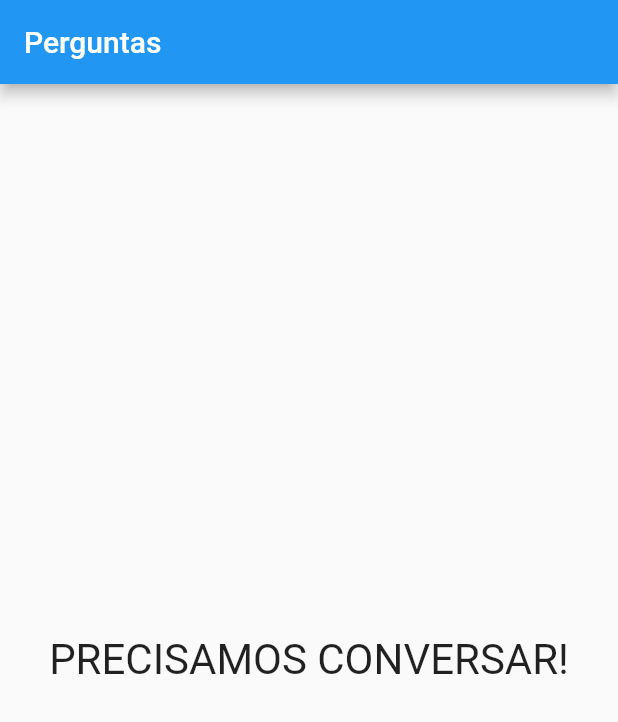
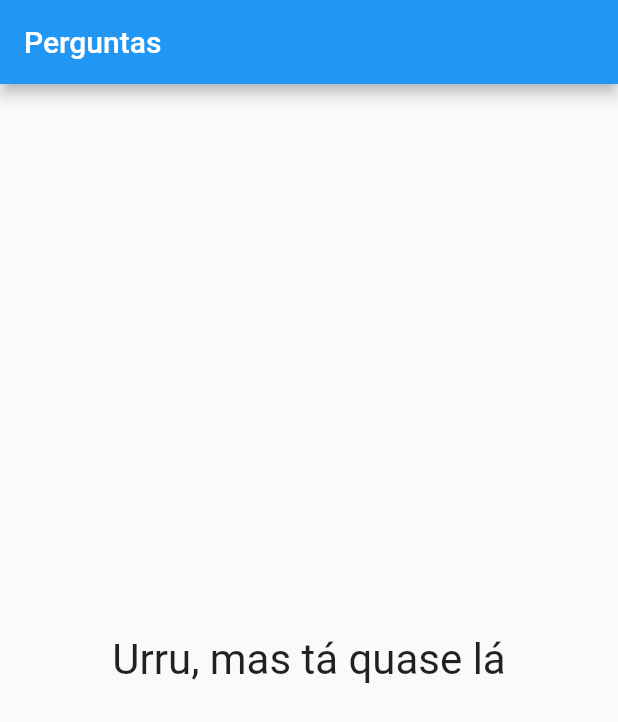
Before and after one commit to marcelinx/perguntasApp, a Flutter app: the screen it shows after launch, after a tap on "sim", after a tap on "com certeza", after a tap on "amor", on a phone screen of 412 x 824 dp. Shown: the top 722 px of the screen. Run offline on Flutter 3.47's test engine with Material 2 defaults, Android fonts, the phone set to English and light mode, and no system bars.

```diff
--- a/lib/main.dart
+++ b/lib/main.dart
@@ -6,25 +6,42 @@ main() => runApp(PerguntaApp());
 
 class _PerguntaAppState extends State<PerguntaApp> {
   var _perguntaSelecionada = 0;
+  var _pontuacaoTotal = 0;
   final _perguntas = const [
       {
         'texto': 'quer namorar comigo?',
-        'respostas': ['sim', 'com certeza', 'claro', 'nao']
+        'respostas': [
+          {'texto': 'sim', 'pontuacao': 6},
+          {'texto': 'com certeza', 'pontuacao': 10},
+          {'texto': 'claro', 'pontuacao': 8},
+          {'texto': 'nao', 'pontuacao': 1},
+          ]
       },
       {
         'texto': 'quer casar comigo?',
-        'respostas': ['sim', 'com certeza', 'claro', 'nao'],
+        'respostas': [
+          {'texto': 'sim', 'pontuacao': 6},
+          {'texto': 'com certeza', 'pontuacao': 10},
+          {'texto': 'claro', 'pontuacao': 8},
+          {'texto': 'nao', 'pontuacao': 1},
+          ],
       },
       {
         'texto': 'como voce deve chamar seu namorado?',
-        'respostas': ['amor', 'vida', 'meu tudo', 'luiz'],
+        'respostas': [
+          {'texto': 'amor', 'pontuacao': 6},
+          {'texto': 'vida', 'pontuacao': 8},
+          {'texto': 'meu tudão', 'pontuacao': 10},
+          {'texto': 'luiz', 'pontuacao': 1},
+          ],
       }
     ];
 
-  void _responder() {
+  void _responder(int pontuacao) {
     if(selectedAnswer) {
       setState(() {
         _perguntaSelecionada++;
+        _pontuacaoTotal += pontuacao;
       });
     }
   }
@@ -47,7 +64,7 @@ class _PerguntaAppState extends State<PerguntaApp> {
           perguntaSelecionada: _perguntaSelecionada,
           quantoResponder: _responder,
         )
-        : Results()
+        : Results(_pontuacaoTotal)
       ),
     );
   }
--- a/lib/quiz.dart
+++ b/lib/quiz.dart
@@ -5,7 +5,7 @@ import './answer.dart';
 class Quiz extends StatelessWidget {
   final List <Map<String, Object>> perguntas;
   final int perguntaSelecionada;
-  final void Function() quantoResponder;
+  final void Function(int) quantoResponder;
 
   Quiz({
    required this.perguntas,
@@ -19,14 +19,20 @@ class Quiz extends StatelessWidget {
 
   @override
   Widget build(BuildContext context) {
-     List<String> respostas = selectedAnswer
+     List<Map<String, Object>> respostas = selectedAnswer
     ? perguntas[perguntaSelecionada].cast()['respostas']
       : [];
 
     return  Column(
       children: <Widget>[
         Question(perguntas[perguntaSelecionada]['texto'].toString()),
-          ...respostas.map((t) => Answer(t, quantoResponder)).toList(),
+          ...respostas
+          .map((resp) {
+           return Answer(
+            resp['texto'].toString(),
+            () => quantoResponder(int.parse(resp['pontuacao'].toString())),
+          );
+          }).toList(),
       ],
     );
   }
--- a/lib/results.dart
+++ b/lib/results.dart
@@ -1,15 +1,29 @@
 import 'package:flutter/material.dart';
 
 class Results extends StatelessWidget {
+
+  final int pontuacao;
+
+ Results(this.pontuacao);
+
+ String get fraseResultado {
+   if(pontuacao < 4) {
+     return 'Nossa, amorrrrr';
+   } else if(pontuacao < 18) {
+     return 'A gente pode melhorar, né';
+   } else if(pontuacao < 24 ){
+     return 'Urru, mas tá quase lá';
+   } else{
+     return 'Te amo, casa comigo';
+   }
+ }
 
   @override
   Widget build(BuildContext context) {
     return Center(
         child: Text(
-        'PRECISAMOS CONVERSAR!',
-         style: TextStyle(
-         fontSize: 28
-        ),
+        fraseResultado,
+          style: TextStyle(fontSize: 28),
       ),
     );
   }
```
